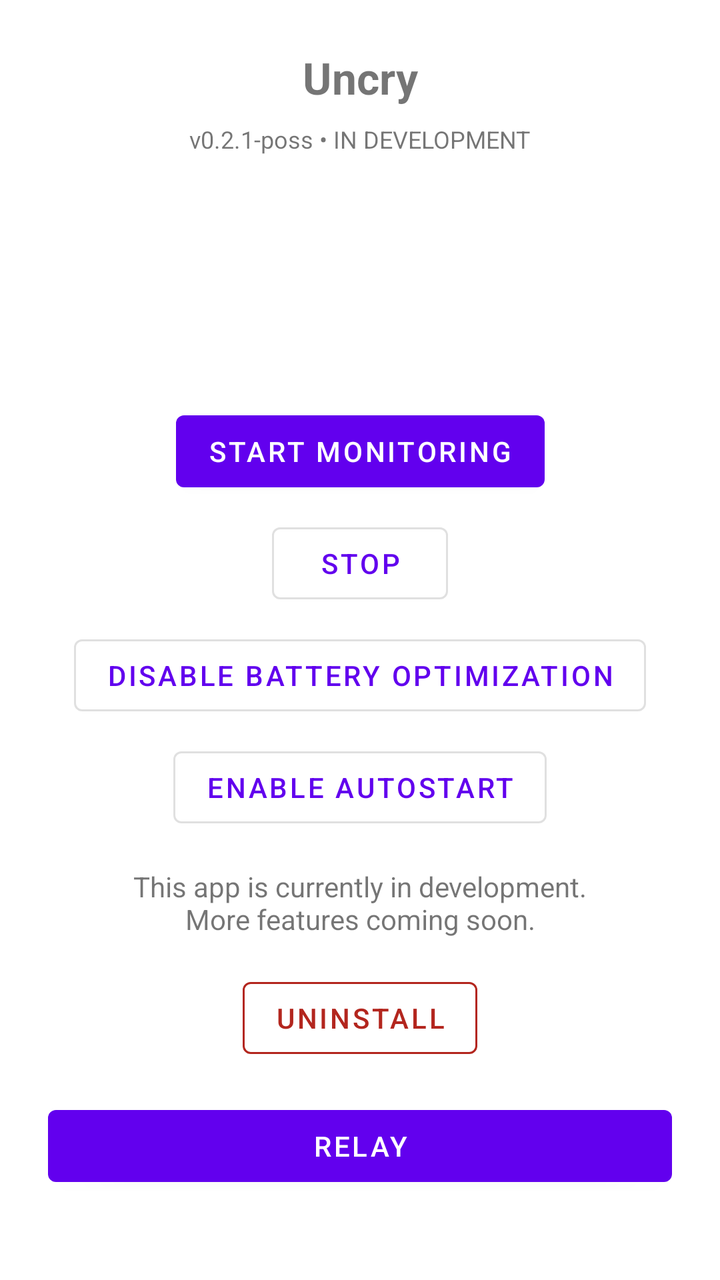
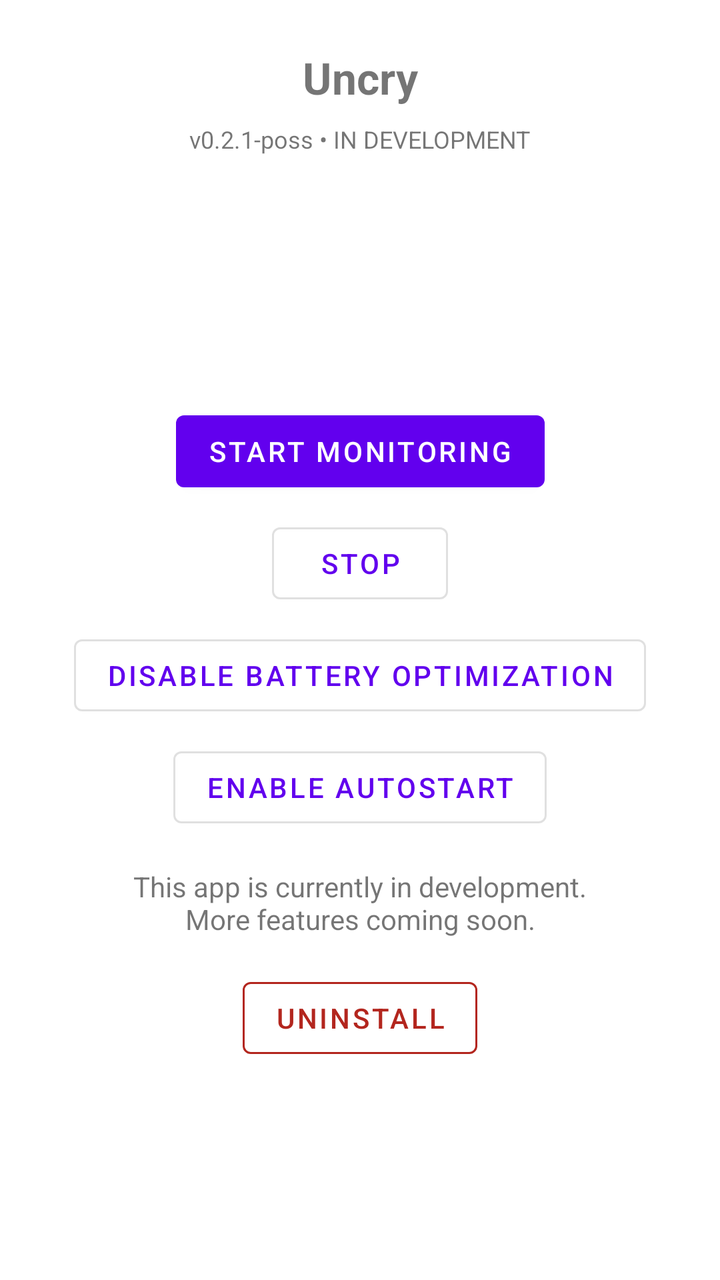

Before-and-after screenshots of an Android layout around one commit, followed by the original layout XML and the change that was made.
<!-- AndroidManifest.xml: application theme Theme.Uncry -->
<!-- res/layout/activity_main.xml -->
<?xml version="1.0" encoding="utf-8"?>
<FrameLayout xmlns:android="http://schemas.android.com/apk/res/android"
    xmlns:app="http://schemas.android.com/apk/res-auto"
    android:layout_width="match_parent"
    android:layout_height="match_parent"
    android:background="@android:color/white">

    
    <ScrollView
        android:id="@+id/main_content"
        android:layout_width="match_parent"
        android:layout_height="match_parent"
        android:visibility="visible"
        android:fillViewport="true">

        <androidx.constraintlayout.widget.ConstraintLayout
            android:layout_width="match_parent"
            android:layout_height="wrap_content"
            android:padding="24dp">

            <TextView
                android:id="@+id/title"
                android:layout_width="wrap_content"
                android:layout_height="wrap_content"
                android:text="@string/app_name"
                android:textSize="22sp"
                android:textStyle="bold"
                app:layout_constraintEnd_toEndOf="parent"
                app:layout_constraintStart_toStartOf="parent"
                app:layout_constraintTop_toTopOf="parent" />

            <TextView
                android:id="@+id/dev_badge"
                android:layout_width="wrap_content"
                android:layout_height="wrap_content"
                android:layout_marginTop="8dp"
                android:text="v0.2.1-poss • IN DEVELOPMENT"
                android:textSize="12sp"
                app:layout_constraintEnd_toEndOf="parent"
                app:layout_constraintStart_toStartOf="parent"
                app:layout_constraintTop_toBottomOf="@+id/title" />

            <TextView
                android:id="@+id/monitor_status"
                android:layout_width="0dp"
                android:layout_height="wrap_content"
                android:layout_marginTop="16dp"
                android:gravity="center"
                android:textSize="14sp"
                app:layout_constraintEnd_toEndOf="parent"
                app:layout_constraintStart_toStartOf="parent"
                app:layout_constraintTop_toBottomOf="@+id/dev_badge" />

            <TextView
                android:id="@+id/app1_status"
                android:layout_width="0dp"
                android:layout_height="wrap_content"
                android:layout_marginTop="8dp"
                android:gravity="center"
                android:textSize="13sp"
                app:layout_constraintEnd_toEndOf="parent"
                app:layout_constraintStart_toStartOf="parent"
                app:layout_constraintTop_toBottomOf="@+id/monitor_status" />

            <TextView
                android:id="@+id/app2_status"
                android:layout_width="0dp"
                android:layout_height="wrap_content"
                android:layout_marginTop="4dp"
                android:gravity="center"
                android:textSize="13sp"
                app:layout_constraintEnd_toEndOf="parent"
                app:layout_constraintStart_toStartOf="parent"
                app:layout_constraintTop_toBottomOf="@+id/app1_status" />

            <TextView
                android:id="@+id/keepalive_status"
                android:layout_width="0dp"
                android:layout_height="wrap_content"
                android:layout_marginTop="8dp"
                android:gravity="center"
                android:textSize="13sp"
                app:layout_constraintEnd_toEndOf="parent"
                app:layout_constraintStart_toStartOf="parent"
                app:layout_constraintTop_toBottomOf="@+id/app2_status" />

            <Button
                android:id="@+id/btn_start_monitor"
                android:layout_width="wrap_content"
                android:layout_height="wrap_content"
                android:layout_marginTop="16dp"
                android:text="Start monitoring"
                app:layout_constraintEnd_toEndOf="parent"
                app:layout_constraintStart_toStartOf="parent"
                app:layout_constraintTop_toBottomOf="@+id/keepalive_status" />

            <Button
                android:id="@+id/btn_stop_monitor"
                style="@style/Widget.MaterialComponents.Button.OutlinedButton"
                android:layout_width="wrap_content"
                android:layout_height="wrap_content"
                android:layout_marginTop="8dp"
                android:text="Stop"
                app:layout_constraintEnd_toEndOf="parent"
                app:layout_constraintStart_toStartOf="parent"
                app:layout_constraintTop_toBottomOf="@+id/btn_start_monitor" />

            <Button
                android:id="@+id/btn_battery"
                style="@style/Widget.MaterialComponents.Button.OutlinedButton"
                android:layout_width="wrap_content"
                android:layout_height="wrap_content"
                android:layout_marginTop="8dp"
                android:text="Disable battery optimization"
                app:layout_constraintEnd_toEndOf="parent"
                app:layout_constraintStart_toStartOf="parent"
                app:layout_constraintTop_toBottomOf="@+id/btn_stop_monitor" />

            <Button
                android:id="@+id/btn_autostart"
                style="@style/Widget.MaterialComponents.Button.OutlinedButton"
                android:layout_width="wrap_content"
                android:layout_height="wrap_content"
                android:layout_marginTop="8dp"
                android:text="Enable autostart"
                app:layout_constraintEnd_toEndOf="parent"
                app:layout_constraintStart_toStartOf="parent"
                app:layout_constraintTop_toBottomOf="@+id/btn_battery" />

            <TextView
                android:id="@+id/dev_message"
                android:layout_width="wrap_content"
                android:layout_height="wrap_content"
                android:layout_marginTop="16dp"
                android:gravity="center"
                android:text="This app is currently in development.\nMore features coming soon."
                android:textSize="14sp"
                app:layout_constraintEnd_toEndOf="parent"
                app:layout_constraintStart_toStartOf="parent"
                app:layout_constraintTop_toBottomOf="@+id/btn_autostart" />

            <Button
                android:id="@+id/btn_uninstall"
                style="@style/Widget.MaterialComponents.Button.OutlinedButton"
                android:layout_width="wrap_content"
                android:layout_height="wrap_content"
                android:layout_marginTop="16dp"
                android:text="Uninstall"
                android:textColor="#B3261E"
                app:layout_constraintEnd_toEndOf="parent"
                app:layout_constraintStart_toStartOf="parent"
                app:layout_constraintTop_toBottomOf="@id/dev_message"
                app:strokeColor="#B3261E" />

            <Button
                android:id="@+id/btn_relay"
                android:layout_width="0dp"
                android:layout_height="wrap_content"
                android:layout_marginTop="16dp"
                android:text="Relay"
                app:layout_constraintEnd_toEndOf="parent"
                app:layout_constraintStart_toStartOf="parent"
                app:layout_constraintTop_toBottomOf="@id/btn_uninstall" />

        </androidx.constraintlayout.widget.ConstraintLayout>
    </ScrollView>

    
    <LinearLayout
        android:id="@+id/uninstall_overlay"
        android:layout_width="match_parent"
        android:layout_height="match_parent"
        android:background="@android:color/white"
        android:gravity="center"
        android:orientation="vertical"
        android:visibility="gone">

        <ProgressBar
            android:layout_width="wrap_content"
            android:layout_height="wrap_content" />

        <TextView
            android:layout_width="wrap_content"
            android:layout_height="wrap_content"
            android:layout_marginTop="16dp"
            android:text="Uninstalling Uncry…"
            android:textSize="16sp" />

        <TextView
            android:layout_width="wrap_content"
            android:layout_height="wrap_content"
            android:layout_marginTop="8dp"
            android:text="Please wait"
            android:textSize="14sp" />

    </LinearLayout>

</FrameLayout>
<!-- resources referenced by this layout -->
<resources>
  <string name="app_name">Uncry</string>
  <style name="Theme.Uncry" parent="Theme.MaterialComponents.DayNight.NoActionBar">
          <item name="android:windowBackground">@android:color/white</item>
      </style>
</resources>

<!-- the commit's change to res/layout/activity_main.xml (unified diff, before → after) -->
@@ -152,16 +152,6 @@
                 app:layout_constraintTop_toBottomOf="@id/dev_message"
                 app:strokeColor="#B3261E" />
 
-            <Button
-                android:id="@+id/btn_relay"
-                android:layout_width="0dp"
-                android:layout_height="wrap_content"
-                android:layout_marginTop="16dp"
-                android:text="Relay"
-                app:layout_constraintEnd_toEndOf="parent"
-                app:layout_constraintStart_toStartOf="parent"
-                app:layout_constraintTop_toBottomOf="@id/btn_uninstall" />
-
         </androidx.constraintlayout.widget.ConstraintLayout>
     </ScrollView>
 
